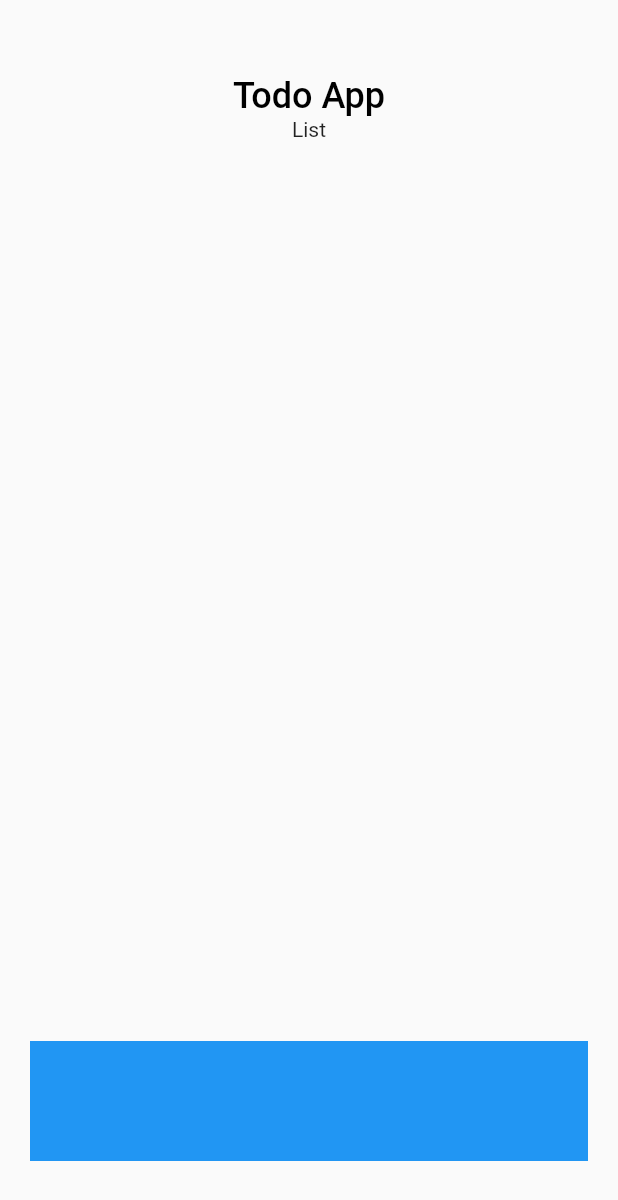
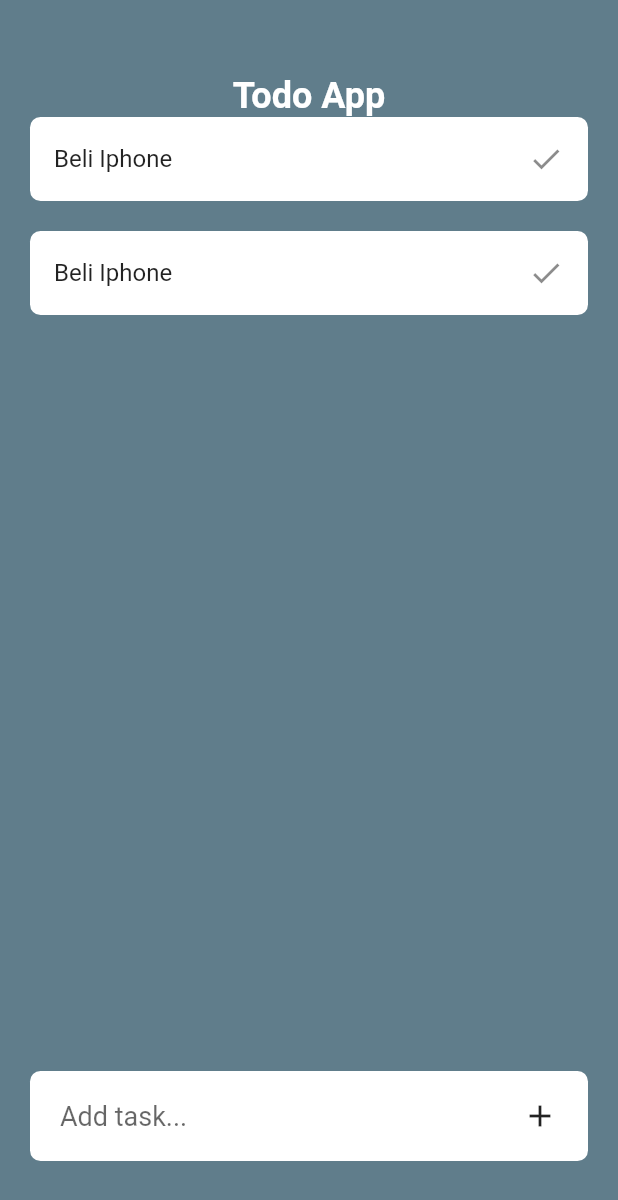
Before and after one commit to bayuhnm/flutter_todo_app, a Flutter app: the screen it shows after launch, on a phone screen of 412 x 824 dp. Shown: the top 1200 px of the screen. Run offline on Flutter 3.47's test engine with Material 2 defaults, Android fonts, the phone set to English and light mode, and no system bars.

Commit message:
Create Main Screen

```diff
--- a/lib/pages/home_page.dart
+++ b/lib/pages/home_page.dart
@@ -1,6 +1,7 @@
-// ignore_for_file: prefer_const_constructors
+// ignore_for_file: prefer_const_constructors, prefer_const_literals_to_create_immutables
 
 import 'package:flutter/material.dart';
+import 'package:flutter_todo_app/widget/todo_item.dart';
 
 class Homepage extends StatelessWidget {
   const Homepage({Key? key}) : super(key: key);
@@ -8,6 +9,7 @@ class Homepage extends StatelessWidget {
   @override
   Widget build(BuildContext context) {
     return Scaffold(
+      backgroundColor: Colors.blueGrey,
       body: Padding(
         padding: EdgeInsets.symmetric(horizontal: 20),
         child: Column(
@@ -18,20 +20,43 @@ class Homepage extends StatelessWidget {
             Text(
               'Todo App',
               style: TextStyle(
-                color: Colors.black,
+                color: Colors.white,
                 fontSize: 24,
-                fontWeight: FontWeight.w500,
+                fontWeight: FontWeight.w600,
               ),
             ),
-            Expanded(child: Text('List')),
+            Expanded(
+              child: Column(
+                children: [
+                  TodoItem(),
+                  TodoItem()
+                ],
+              ),
+            ),
             Container(
-              height: 80,
+              height: 60,
               width: MediaQuery.of(context).size.width,
               margin: EdgeInsets.only(
                 bottom: 50,
               ),
+              padding: EdgeInsets.symmetric(horizontal: 20),
               decoration: BoxDecoration(
-                color: Colors.blue,
+                  color: Colors.white,
+                  borderRadius: BorderRadius.circular(7),
+                  ),
+              child: Center(
+                child: Row(
+                  children: [
+                    Expanded(
+                      child: TextFormField(
+                        style: TextStyle(fontSize: 18),
+                        decoration:
+                            InputDecoration.collapsed(hintText: 'Add task...'),
+                      ),
+                    ),
+                    Icon(Icons.add),
+                  ],
+                ),
               ),
             ),
           ],
--- /dev/null
+++ b/lib/widget/todo_item.dart
@@ -0,0 +1,24 @@
+// ignore_for_file: prefer_const_constructors
+
+import 'package:flutter/material.dart';
+
+class TodoItem extends StatelessWidget {
+  const TodoItem({Key? key}) : super(key: key);
+
+  @override
+  Widget build(BuildContext context) {
+    return Container(
+      margin: EdgeInsets.only(
+        bottom: 20
+      ),
+      decoration: BoxDecoration(
+        color: Colors.white,
+        borderRadius: BorderRadius.circular(7),
+      ),
+      child: ListTile(
+        title: Text('Beli Iphone'),
+        trailing: Icon(Icons.check),
+      ),
+    );
+  }
+}
```
Also changed, not shown: 1 other file.
